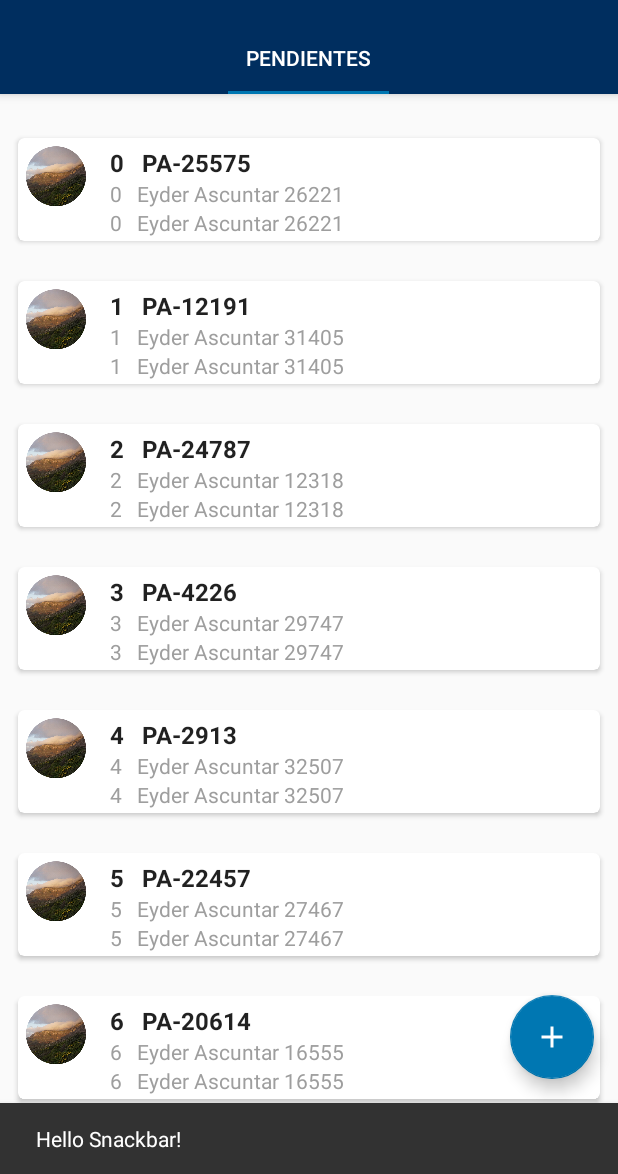
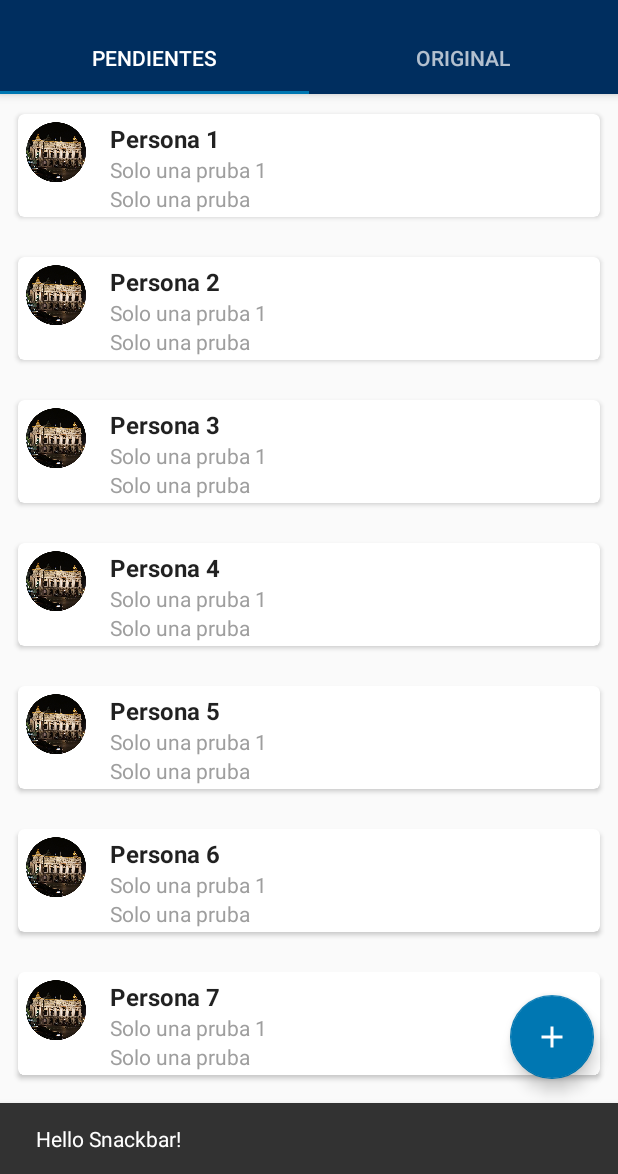
Before and after one commit to albeirobet/SupernovaMovil2, an Android app: the screen it shows after launch (MainActivity), after a tap on an icon or button, on a phone screen of 412 x 824 dp, the part 62-1236 px from its top. Run offline under Robolectric (Android 15) with nearby library versions, the phone set to English and light mode, and no system bars.

Commit message:
Utilizando Lazzy Load con RecyclerView funcionando :D

```diff
--- a/app/src/main/java/runcode/co/supernovamovil/AlbeiroActivity.java
+++ b/app/src/main/java/runcode/co/supernovamovil/AlbeiroActivity.java
@@ -32,7 +32,7 @@ public class AlbeiroActivity extends AppCompatActivity implements AdapterAlbeiro
         RecyclerView mRecyclerView = (RecyclerView) findViewById(R.id.rvList);
         LinearLayoutManager mLayoutManager = new LinearLayoutManager(this);
         mRecyclerView.setLayoutManager(mLayoutManager);
-        mAdapter = new AdapterAlbeiro(this);
+        mAdapter = new AdapterAlbeiro(this,getBaseContext());
         mAdapter.setLinearLayoutManager(mLayoutManager);
         mAdapter.setRecyclerView(mRecyclerView);
         mRecyclerView.setAdapter(mAdapter);
--- a/app/src/main/java/runcode/co/supernovamovil/ListContentFragment.java
+++ b/app/src/main/java/runcode/co/supernovamovil/ListContentFragment.java
@@ -60,11 +60,10 @@ public class ListContentFragment extends Fragment {
         public TextView name;
         public TextView description;
         public TextView description2;
-        public ViewHolder(LayoutInflater inflater, ViewGroup parent) {
 
 
+        public ViewHolder(LayoutInflater inflater, ViewGroup parent) {
             super(inflater.inflate(R.layout.item_list, parent, false));
-
             avator = (ImageView) itemView.findViewById(R.id.list_avatar);
             name = (TextView) itemView.findViewById(R.id.list_title);
             description = (TextView) itemView.findViewById(R.id.list_desc);
--- a/app/src/main/java/runcode/co/supernovamovil/MainActivity.java
+++ b/app/src/main/java/runcode/co/supernovamovil/MainActivity.java
@@ -25,11 +25,13 @@ import android.view.View;
 import java.util.ArrayList;
 import java.util.List;
 
+import runcode.co.supernovamovil.fragment.ListLecturasFragment;
+
 
 /**
  * Provides UI for the main screen.
  */
-public class MainActivity extends AppCompatActivity {
+public class MainActivity extends AppCompatActivity  {
 
     private DrawerLayout mDrawerLayout;
 
@@ -96,7 +98,8 @@ public class MainActivity extends AppCompatActivity {
     // Add Fragments to Tabs
     private void setupViewPager(ViewPager viewPager) {
         Adapter adapter = new Adapter(getSupportFragmentManager());
-        adapter.addFragment(new ListContentFragment(), "Pendientes");
+        adapter.addFragment(new ListLecturasFragment(), "Pendientes");
+        adapter.addFragment(new ListContentFragment(), "Original");
         //adapter.addFragment(new TileContentFragment(), "Procesadas");
         //adapter.addFragment(new CardContentFragment(), "Evidencias");
         viewPager.setAdapter(adapter);
--- a/app/src/main/java/runcode/co/supernovamovil/adapter/AdapterAlbeiro.java
+++ b/app/src/main/java/runcode/co/supernovamovil/adapter/AdapterAlbeiro.java
@@ -1,16 +1,25 @@
 package runcode.co.supernovamovil.adapter;
 
+import android.content.Context;
+import android.content.Intent;
+import android.graphics.drawable.Drawable;
 import android.os.Handler;
 import android.support.v7.widget.LinearLayoutManager;
 import android.support.v7.widget.RecyclerView;
+import android.util.Log;
 import android.view.LayoutInflater;
 import android.view.View;
 import android.view.ViewGroup;
+import android.widget.ImageView;
 import android.widget.ProgressBar;
 import android.widget.TextView;
+
+import org.apache.http.conn.ConnectTimeoutException;
+
 import java.util.ArrayList;
 import java.util.List;
 
+import runcode.co.supernovamovil.DetailActivity;
 import runcode.co.supernovamovil.R;
 import runcode.co.supernovamovil.dm.Persona;
 
@@ -20,7 +29,7 @@ public class AdapterAlbeiro extends RecyclerView.Adapter<RecyclerView.ViewHolder
     private final int VIEW_PROG = 0;
 
     private ArrayList<Persona> itemList;
-
+    private Context context;
     private OnLoadMoreListener onLoadMoreListener;
     private LinearLayoutManager mLinearLayoutManager;
 
@@ -32,7 +41,8 @@ public class AdapterAlbeiro extends RecyclerView.Adapter<RecyclerView.ViewHolder
         void onLoadMore();
     }
 
-    public AdapterAlbeiro(OnLoadMoreListener onLoadMoreListener) {
+    public AdapterAlbeiro(OnLoadMoreListener onLoadMoreListener, Context context) {
+        this.context=context;
         this.onLoadMoreListener=onLoadMoreListener;
         itemList =new ArrayList<>();
     }
@@ -67,7 +77,7 @@ public class AdapterAlbeiro extends RecyclerView.Adapter<RecyclerView.ViewHolder
     @Override
     public RecyclerView.ViewHolder onCreateViewHolder(ViewGroup parent,int viewType) {
         if (viewType == VIEW_ITEM) {
-            return new StudentViewHolder(LayoutInflater.from(parent.getContext()).inflate(R.layout.item_text, parent, false));
+            return new StudentViewHolder(LayoutInflater.from(parent.getContext()).inflate(R.layout.item_list, parent, false));
         } else {
             return new ProgressViewHolder(LayoutInflater.from(parent.getContext()).inflate(R.layout.item_progress, parent, false));
         }
@@ -89,7 +99,12 @@ public class AdapterAlbeiro extends RecyclerView.Adapter<RecyclerView.ViewHolder
     public void onBindViewHolder(RecyclerView.ViewHolder holder, int position) {
         if (holder instanceof StudentViewHolder) {
             Persona singleItem = (Persona) itemList.get(position);
-            ((StudentViewHolder) holder).tvItem.setText(singleItem.getNombre());
+
+            Drawable drawableIcono = this.context.getResources().getDrawable(R.drawable.a_avator);
+            ((StudentViewHolder) holder).list_avatar.setImageDrawable(drawableIcono);
+            ((StudentViewHolder) holder).list_title.setText(singleItem.getNombre());
+            ((StudentViewHolder) holder).list_desc.setText("Solo una pruba 1");
+            ((StudentViewHolder) holder).list_desc2.setText("Solo una pruba");
         }
     }
 
@@ -118,11 +133,27 @@ public class AdapterAlbeiro extends RecyclerView.Adapter<RecyclerView.ViewHolder
     }
 
     static class StudentViewHolder extends RecyclerView.ViewHolder {
-        public TextView tvItem;
+        public TextView list_title;
+        public TextView list_desc;
+        public TextView list_desc2;
+        public ImageView list_avatar;
 
         public StudentViewHolder(View v) {
             super(v);
-            tvItem = (TextView) v.findViewById(R.id.tvItem);
+            list_title = (TextView) v.findViewById(R.id.list_title);
+            list_desc  = (TextView) v.findViewById(R.id.list_desc);
+            list_desc2  = (TextView) v.findViewById(R.id.list_desc2);
+            list_avatar = (ImageView) v.findViewById(R.id.list_avatar);
+            v.setOnClickListener(new View.OnClickListener() {
+                @Override
+                public void onClick(View v) {
+                    Log.d("Click en el Objeto","Será¡? "+getAdapterPosition());
+                    Context context = v.getContext();
+                    Intent intent = new Intent(context, DetailActivity.class);
+                    intent.putExtra(DetailActivity.EXTRA_POSITION, getAdapterPosition());
+                    context.startActivity(intent);
+                }
+            });
         }
     }
 
--- /dev/null
+++ b/app/src/main/java/runcode/co/supernovamovil/fragment/ListLecturasFragment.java
@@ -0,0 +1,115 @@
+package runcode.co.supernovamovil.fragment;
+
+import android.content.Context;
+import android.content.Intent;
+import android.content.res.Resources;
+import android.content.res.TypedArray;
+import android.graphics.drawable.Drawable;
+import android.os.Bundle;
+import android.os.Handler;
+import android.support.v4.app.Fragment;
+import android.support.v4.widget.DrawerLayout;
+import android.support.v4.widget.SwipeRefreshLayout;
+import android.support.v7.widget.LinearLayoutManager;
+import android.support.v7.widget.RecyclerView;
+import android.util.Log;
+import android.view.LayoutInflater;
+import android.view.View;
+import android.view.ViewGroup;
+import android.widget.ImageView;
+import android.widget.TextView;
+
+import java.util.ArrayList;
+import java.util.List;
+
+import runcode.co.supernovamovil.DetailActivity;
+import runcode.co.supernovamovil.ListContentFragment;
+import runcode.co.supernovamovil.R;
+import runcode.co.supernovamovil.adapter.AdapterAlbeiro;
+import runcode.co.supernovamovil.dm.Persona;
+
+/**
+ * Created by root on 10/05/17.
+ */
+
+public class ListLecturasFragment extends Fragment  {
+
+    private DrawerLayout mDrawerLayout;
+    private AdapterAlbeiro mAdapter;
+    private ArrayList<Persona> itemList;
+    private SwipeRefreshLayout swipeRefresh;
+
+
+    @Override
+    public View onCreateView(LayoutInflater inflater, ViewGroup container,
+                             Bundle savedInstanceState) {
+        // Inflate the layout for this fragment
+        Log.d("MainActivity_","onStart");
+
+
+
+        SwipeRefreshLayout swipeRefreshLayout = (SwipeRefreshLayout) inflater.inflate(
+                R.layout.swipe_albeiro, container, false);
+
+        itemList = new ArrayList<Persona>();
+
+        swipeRefresh=(SwipeRefreshLayout)swipeRefreshLayout.findViewById(R.id.swipeAlbeiro);
+        RecyclerView mRecyclerView = (RecyclerView) swipeRefreshLayout.findViewById(R.id.rvList);
+        LinearLayoutManager mLayoutManager = new LinearLayoutManager(swipeRefreshLayout.getContext());
+        mRecyclerView.setLayoutManager(mLayoutManager);
+
+        AdapterAlbeiro.OnLoadMoreListener onLoadMoreListener= new AdapterAlbeiro.OnLoadMoreListener() {
+            @Override
+            public void onLoadMore() {
+                Log.d("MainActivity_","onLoadMore");
+                mAdapter.setProgressMore(true);
+                new Handler().postDelayed(new Runnable() {
+                    @Override
+                    public void run() {
+                        itemList.clear();
+                        mAdapter.setProgressMore(false);
+                        int start = mAdapter.getItemCount();
+                        int end = start + 15;
+                        for (int i = start + 1; i <= end; i++) {
+                            itemList.add(new Persona("Persona " + i));
+                        }
+                        mAdapter.addItemMore(itemList);
+                        mAdapter.setMoreLoading(false);
+                    }
+                },2000);
+            }
+        };
+        mAdapter = new AdapterAlbeiro(onLoadMoreListener, swipeRefreshLayout.getContext());
+        mAdapter.setLinearLayoutManager(mLayoutManager);
+        mAdapter.setRecyclerView(mRecyclerView);
+        mRecyclerView.setAdapter(mAdapter);
+        SwipeRefreshLayout.OnRefreshListener listener = new SwipeRefreshLayout.OnRefreshListener() {
+            @Override
+            public void onRefresh() {
+                Log.d("MainActivity_","onRefresh");
+                new Handler().postDelayed(new Runnable() {
+                    @Override
+                    public void run() {
+                        swipeRefresh.setRefreshing(false);
+                        loadData();
+
+                    }
+                },2000);
+            }
+        };
+        swipeRefresh.setOnRefreshListener(listener);
+        loadData();
+        return swipeRefreshLayout;
+
+    }
+
+    private void loadData() {
+        itemList.clear();
+        for (int i = 1; i <= 20; i++) {
+            itemList.add(new Persona("Persona " + i));
+        }
+        mAdapter.addAll(itemList);
+    }
+
+
+}
--- a/app/src/main/res/layout/activity_main.xml
+++ b/app/src/main/res/layout/activity_main.xml
@@ -45,11 +45,27 @@
                 android:layout_height="wrap_content" />
         </android.support.design.widget.AppBarLayout>
 
+
         <android.support.v4.view.ViewPager
             android:id="@+id/viewpager"
             android:layout_width="match_parent"
             android:layout_height="match_parent"
-            app:layout_behavior="@string/appbar_scrolling_view_behavior" />
+            app:layout_behavior="@string/appbar_scrolling_view_behavior">
+
+
+            <android.support.v4.widget.SwipeRefreshLayout
+                android:id="@+id/swipeRefresh"
+                android:layout_width="match_parent"
+                android:layout_height="match_parent">
+
+                <android.support.v7.widget.RecyclerView
+                    android:id="@+id/rvList"
+                    android:layout_width="match_parent"
+                    android:layout_height="match_parent"
+                    android:scrollbars="vertical" />
+            </android.support.v4.widget.SwipeRefreshLayout>
+        </android.support.v4.view.ViewPager>
+
 
         <android.support.design.widget.FloatingActionButton
             android:id="@+id/fab"
--- a/app/src/main/res/layout/item_text.xml
+++ b/app/src/main/res/layout/item_text.xml
@@ -7,6 +7,7 @@
         android:id="@+id/tvItem"
         android:layout_width="match_parent"
         android:layout_height="wrap_content"
+        android:textColor="@color/icon_green"
         android:textSize="30sp"/>
 
 </LinearLayout>
--- /dev/null
+++ b/app/src/main/res/layout/swipe_albeiro.xml
@@ -0,0 +1,11 @@
+<?xml version="1.0" encoding="utf-8"?>
+<android.support.v4.widget.SwipeRefreshLayout xmlns:android="http://schemas.android.com/apk/res/android"
+    android:id="@+id/swipeAlbeiro"
+    android:layout_width="match_parent"
+    android:layout_height="match_parent">
+    <android.support.v7.widget.RecyclerView
+        android:id="@+id/rvList"
+        android:layout_width="match_parent"
+        android:layout_height="match_parent"
+        android:scrollbars="vertical"/>
+</android.support.v4.widget.SwipeRefreshLayout>
```
Also changed, not shown: app/src/main/java/runcode/co/supernovamovil/adapter/AdapterLecturas.java (added, +164 -0 lines), app/src/main/res/layout/swipe_refresh_layout.xml (added, +11 -0 lines).
